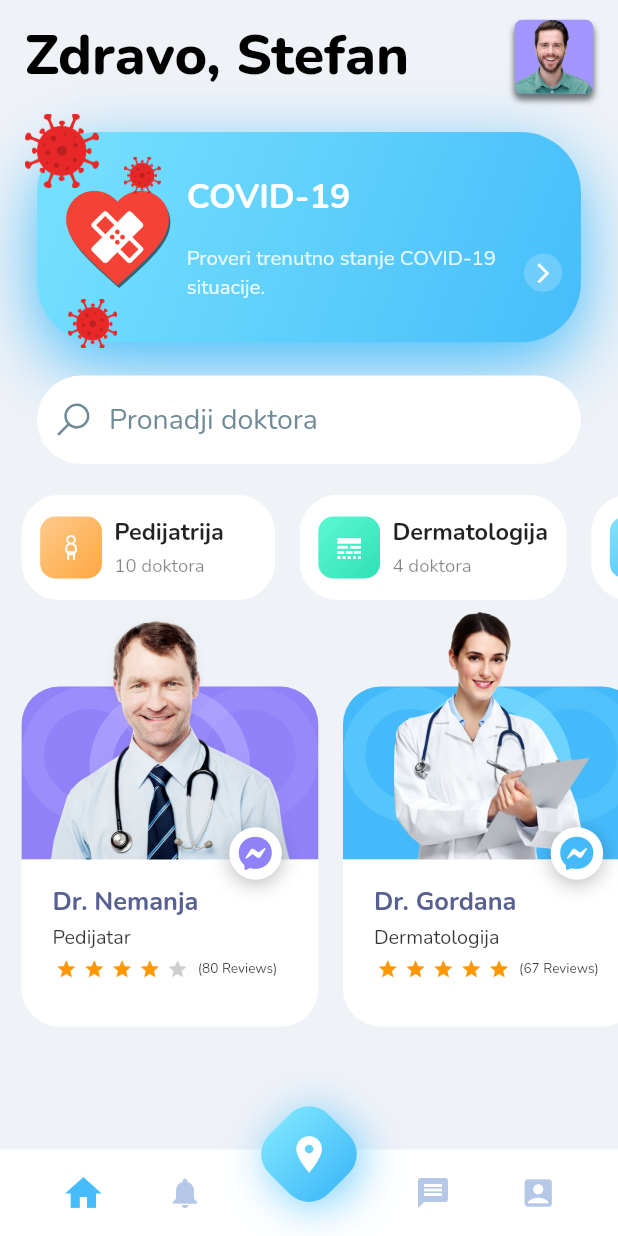
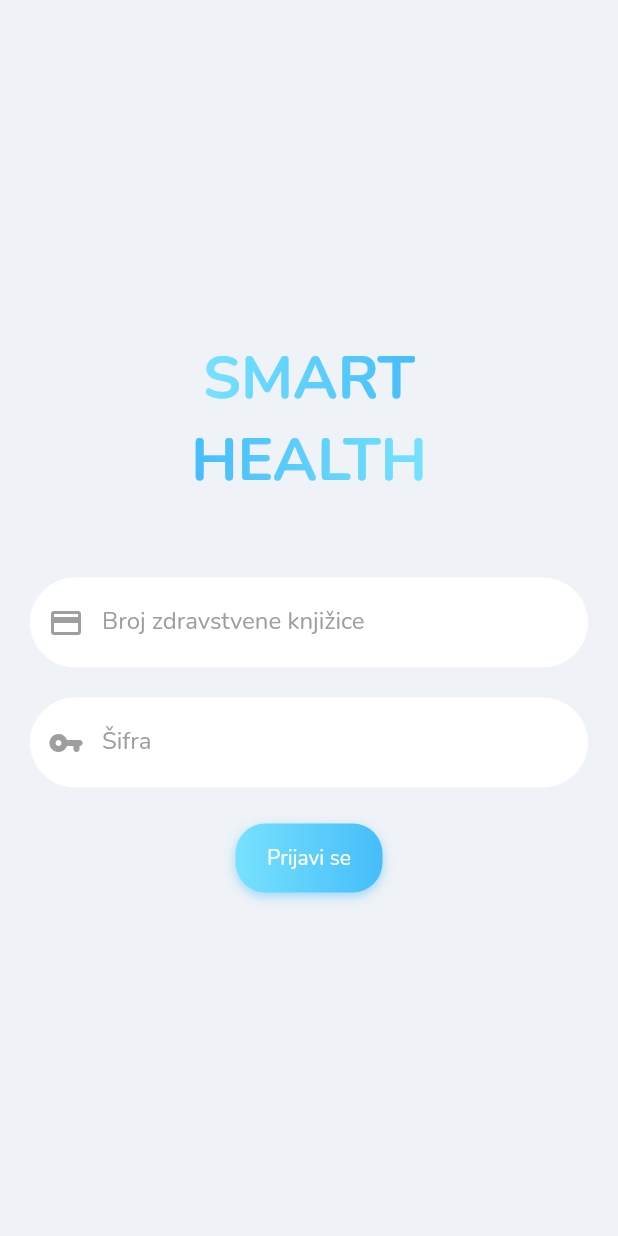
Before and after one commit to Hazaaa/Smart_Health-v2.0, a Flutter app: the screen it shows after launch, on a phone screen of 412 x 824 dp. Run offline on Flutter 3.47's test engine with Material 2 defaults, Android fonts, the phone set to English and light mode, and no system bars; drawn by our look-alikes of flutter_rating_bar, gradient_widgets; our stand-ins replace font_awesome_flutter, line_icons, url_launcher_web.

Commit message:
Cleaned project structure. Added Login screen.

```diff
--- /dev/null
+++ b/lib/constants/generated_plugin_registrant.dart
@@ -0,0 +1,15 @@
+//
+// Generated file. Do not edit.
+//
+
+// ignore_for_file: lines_longer_than_80_chars
+
+import 'package:url_launcher_web/url_launcher_web.dart';
+
+import 'package:flutter_web_plugins/flutter_web_plugins.dart';
+
+// ignore: public_member_api_docs
+void registerPlugins(Registrar registrar) {
+  UrlLauncherPlugin.registerWith(registrar);
+  registrar.registerMessageHandler();
+}
--- a/lib/data/data.dart
+++ b/lib/data/data.dart
@@ -46,6 +46,5 @@ class Data {
         image: "assets/images/doctor_3.png",
         reviews: 19,
         reviewScore: 3),
-
   ];
 }
--- a/lib/main.dart
+++ b/lib/main.dart
@@ -1,6 +1,7 @@
 import 'package:flutter/material.dart';
-import 'package:smart_health_v2/presentation/doctor_screen.dart';
-import 'package:smart_health_v2/size_confige.dart';
+import 'package:smart_health_v2/presentation/screens/login_screen.dart';
+import 'package:smart_health_v2/constants/size_confige.dart';
+import 'package:smart_health_v2/routes/router.dart' as router;
 
 void main() {
   runApp(MyApp());
@@ -17,9 +18,10 @@ class MyApp extends StatelessWidget {
         primarySwatch: Colors.blue,
         visualDensity: VisualDensity.adaptivePlatformDensity,
       ),
+      onGenerateRoute: router.generateRoute,
       home: Builder(builder: (context) {
         SizeConfig.initSize(context);
-        return DoctorScreen();
+        return LoginScreen();
       }),
     );
   }
--- /dev/null
+++ b/lib/presentation/common/logo.dart
@@ -0,0 +1,41 @@
+import 'package:flutter/material.dart';
+import 'package:gradient_widgets/gradient_widgets.dart';
+import 'package:smart_health_v2/constants/constants.dart';
+
+class SmartHealthLogo extends StatelessWidget {
+  const SmartHealthLogo({Key key}) : super(key: key);
+
+  @override
+  Widget build(BuildContext context) {
+    return Column(
+      children: [
+        GradientText(
+          'SMART',
+          gradient: LinearGradient(
+            colors: [
+              kPrimarylightColor,
+              kPrimaryDarkColor,
+            ],
+          ),
+          style: const TextStyle(
+            fontSize: 40,
+            fontWeight: FontWeight.bold,
+          ),
+        ),
+        GradientText(
+          'HEALTH',
+          gradient: LinearGradient(
+            colors: [
+              kPrimaryDarkColor,
+              kPrimarylightColor,
+            ],
+          ),
+          style: const TextStyle(
+            fontSize: 40,
+            fontWeight: FontWeight.bold,
+          ),
+        ),
+      ],
+    );
+  }
+}
--- a/lib/presentation/search_field.dart
+++ b/lib/presentation/common/search_field.dart
@@ -1,7 +1,7 @@
 import 'package:flutter/material.dart';
 import 'package:line_icons/line_icons.dart';
 
-import '../size_confige.dart';
+import '../../constants/size_confige.dart';
 
 class SearchField extends StatelessWidget {
   SearchField({Key key}) : super(key: key);
--- a/lib/presentation/appbar.dart
+++ b/lib/presentation/custom/appbar.dart
@@ -1,6 +1,6 @@
 import 'package:flutter/material.dart';
 
-import '../size_confige.dart';
+import '../../constants/size_confige.dart';
 
 class DoctorAppBar extends StatelessWidget {
   const DoctorAppBar({
--- a/lib/presentation/bottom_navigation_bar.dart
+++ b/lib/presentation/custom/bottom_navigation_bar.dart
@@ -1,7 +1,7 @@
 import 'package:flutter/material.dart';
 
-import '../constants.dart';
-import '../size_confige.dart';
+import '../../constants/constants.dart';
+import '../../constants/size_confige.dart';
 import 'dart:math' as math;
 
 class BottomNavigation extends StatelessWidget {
--- /dev/null
+++ b/lib/presentation/screens/login_screen.dart
@@ -0,0 +1,130 @@
+import 'package:flutter/material.dart';
+import 'package:flutter/services.dart';
+import 'package:gradient_widgets/gradient_widgets.dart';
+import 'package:smart_health_v2/constants/constants.dart';
+import 'package:smart_health_v2/presentation/common/logo.dart';
+
+class LoginScreen extends StatefulWidget {
+  LoginScreen({Key key}) : super(key: key);
+
+  @override
+  _LoginScreenState createState() => _LoginScreenState();
+}
+
+class _LoginScreenState extends State<LoginScreen> {
+  final _formKey = GlobalKey<FormState>();
+
+  @override
+  Widget build(BuildContext context) {
+    return GestureDetector(
+      onTap: () => FocusManager.instance.primaryFocus?.unfocus(),
+      child: Scaffold(
+        backgroundColor: kBackgroundColor,
+        body: SafeArea(
+          child: Center(
+            child:
+                Column(mainAxisAlignment: MainAxisAlignment.center, children: [
+              SmartHealthLogo(),
+              Container(
+                margin: EdgeInsets.only(top: 30),
+              ),
+              Form(
+                key: _formKey,
+                child: Column(
+                  children: [
+                    // HEALTH CARD NUMBER
+                    Container(
+                      margin: EdgeInsets.all(20),
+                      decoration: BoxDecoration(
+                        color: Colors.white,
+                        borderRadius: BorderRadius.circular(32),
+                      ),
+                      child: TextFormField(
+                        textAlign: TextAlign.center,
+                        enableSuggestions: true,
+                        keyboardType: TextInputType.number,
+                        validator: (value) {
+                          if (value == null || value.isEmpty) {
+                            return 'Broj zdravstvene knjižice je obavezan!';
+                          } else if (value.toString().length != 11) {
+                            return 'Broj zdravstvene knjižice sadrzi 11 cifara!';
+                          }
+                          return null;
+                        },
+                        decoration: InputDecoration(
+                          prefixIcon: Icon(
+                            Icons.credit_card,
+                            color: Colors.grey,
+                          ),
+                          border: InputBorder.none,
+                          contentPadding: EdgeInsets.only(
+                              left: 15, bottom: 11, top: 11, right: 15),
+                          labelText: "Broj zdravstvene knjižice",
+                          labelStyle: TextStyle(color: Colors.grey),
+                        ),
+                      ),
+                    ),
+
+                    // PASSWORD
+                    Container(
+                      margin: EdgeInsets.only(left: 20, right: 20, bottom: 20),
+                      decoration: BoxDecoration(
+                        color: Colors.white,
+                        borderRadius: BorderRadius.circular(32),
+                      ),
+                      child: TextFormField(
+                        textAlign: TextAlign.center,
+                        enableSuggestions: true,
+                        obscureText: true,
+                        keyboardType: TextInputType.number,
+                        validator: (value) {
+                          if (value == null || value.isEmpty) {
+                            return 'Šifra je obavezna!';
+                          }
+                          return null;
+                        },
+                        decoration: InputDecoration(
+                            prefixIcon: Icon(
+                              Icons.vpn_key_rounded,
+                              color: Colors.grey,
+                            ),
+                            border: InputBorder.none,
+                            contentPadding: EdgeInsets.only(
+                                left: 15, bottom: 11, top: 11, right: 15),
+                            labelText: "Šifra",
+                            labelStyle: TextStyle(color: Colors.grey)),
+                      ),
+                    ),
+
+                    // SUBMIT BUTTON
+                    Container(
+                      margin: EdgeInsets.only(left: 50, right: 50),
+                      child: GradientButton(
+                          child: Text("Prijavi se"),
+                          increaseHeightBy: 10,
+                          increaseWidthBy: 10,
+                          gradient: LinearGradient(
+                            colors: [
+                              kPrimarylightColor,
+                              kPrimaryDarkColor,
+                            ],
+                          ),
+                          callback: () {
+                            if (_formKey.currentState.validate()) {
+                              ScaffoldMessenger.of(context).showSnackBar(
+                                const SnackBar(
+                                    content: Text('Podaci se proveravaju...')),
+                              );
+                            }
+                          }),
+                    )
+                  ],
+                ),
+              )
+            ]),
+          ),
+        ),
+      ),
+    );
+  }
+}
--- a/lib/presentation/banner.dart
+++ b/lib/presentation/specific/banner.dart
@@ -1,8 +1,8 @@
 import 'package:flutter/material.dart';
 import 'package:url_launcher/url_launcher.dart';
 
-import '../constants.dart';
-import '../size_confige.dart';
+import '../../constants/constants.dart';
+import '../../constants/size_confige.dart';
 
 class DoctorBanner extends StatelessWidget {
   const DoctorBanner({
--- a/lib/presentation/doctors_list.dart
+++ b/lib/presentation/specific/doctors_list.dart
@@ -3,8 +3,8 @@ import 'package:flutter_rating_bar/flutter_rating_bar.dart';
 import 'package:font_awesome_flutter/font_awesome_flutter.dart';
 import 'package:smart_health_v2/data/data.dart';
 
-import '../constants.dart';
-import '../size_confige.dart';
+import '../../constants/constants.dart';
+import '../../constants/size_confige.dart';
 
 class DoctorsList extends StatefulWidget {
   const DoctorsList({Key key}) : super(key: key);
--- /dev/null
+++ b/lib/routes/router.dart
@@ -0,0 +1,15 @@
+import 'package:flutter/material.dart';
+import 'package:smart_health_v2/presentation/screens/doctor_screen.dart';
+import 'package:smart_health_v2/presentation/screens/login_screen.dart';
+import 'package:smart_health_v2/routes/routes_constants.dart';
+
+Route<dynamic> generateRoute(RouteSettings settings) {
+  switch (settings.name) {
+    case HomeRoute:
+      return MaterialPageRoute(builder: (context) => DoctorScreen());
+    case LoginRoute:
+      return MaterialPageRoute(builder: (context) => LoginScreen());
+    default:
+      return MaterialPageRoute(builder: (context) => LoginScreen());
+  }
+}
--- /dev/null
+++ b/lib/routes/routes_constants.dart
@@ -0,0 +1,2 @@
+const String HomeRoute = 'home';
+const String LoginRoute = 'login';
```
Also changed, not shown: lib/presentation/screens/doctor_screen.dart (renamed from lib/presentation/doctor_screen.dart, +8 -8 lines), lib/presentation/specific/categories_list.dart (renamed from lib/presentation/categories_list.dart, +7 -3 lines), pubspec.yaml (+5 -3 lines), lib/constants/constants.dart (renamed from lib/constants.dart), lib/constants/size_confige.dart (renamed from lib/size_confige.dart), pubspec.lock.
